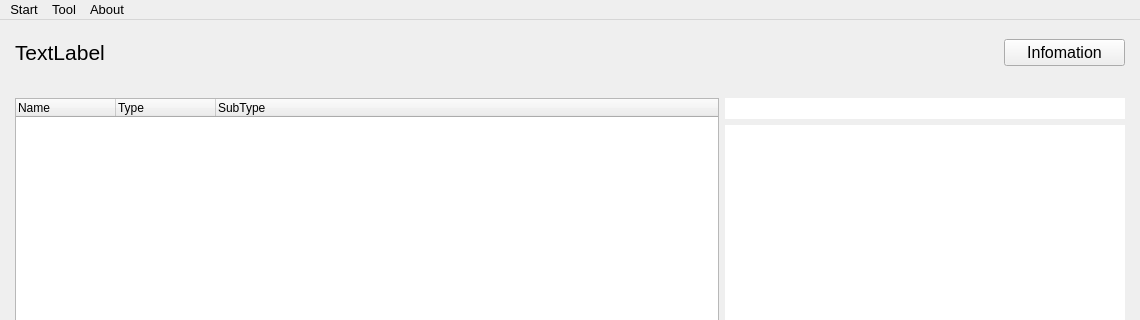
The window that mainwindow.ui (stephan-zhuchen/BIOS-Viewer) describes before a commit, drawn with Qt 5; both pictures show x 0 to 1140 and y 0 to 320 of the 1140 by 650 pixel window.
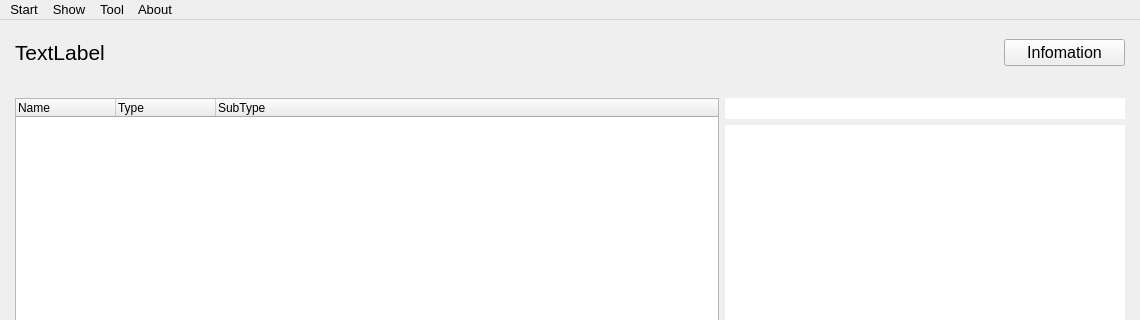
The same window after the commit.

```diff
--- a/mainwindow.ui
+++ b/mainwindow.ui
@@ -304,7 +304,7 @@
      <x>0</x>
      <y>0</y>
      <width>1140</width>
-     <height>22</height>
+     <height>21</height>
     </rect>
    </property>
    <property name="font">
@@ -338,7 +338,16 @@
     <addaction name="actionSeperate_Binary"/>
     <addaction name="actionLoad_GUID_Database"/>
    </widget>
+   <widget class="QMenu" name="menuShow">
+    <property name="title">
+     <string>Show</string>
+    </property>
+    <addaction name="actionSearch"/>
+    <addaction name="actionGoto"/>
+    <addaction name="actionCollapse"/>
+   </widget>
    <addaction name="menu"/>
+   <addaction name="menuShow"/>
    <addaction name="menuTool"/>
    <addaction name="menuAbout"/>
   </widget>
```
Left out of the diff: 32 changed lines with no effect on the pictures.
